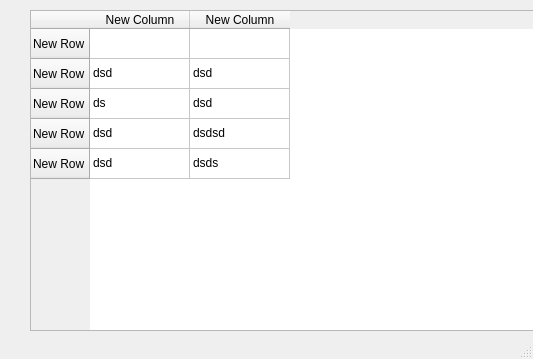
Qt form HoiPhaDaoCK_v2/qt_form.ui (ntd119/ChungKhoanApp) before a commit.
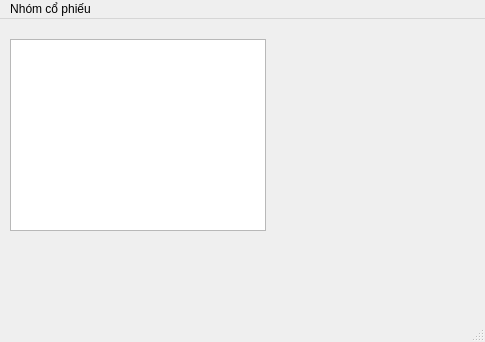
The same form after that commit.

Diff of the .ui file:
```diff
--- a/HoiPhaDaoCK_v2/qt_form.ui
+++ b/HoiPhaDaoCK_v2/qt_form.ui
@@ -6,8 +6,8 @@
    <rect>
     <x>0</x>
     <y>0</y>
-    <width>533</width>
-    <height>359</height>
+    <width>485</width>
+    <height>342</height>
    </rect>
   </property>
   <property name="windowTitle">
@@ -17,87 +17,12 @@
    <widget class="QTableWidget" name="tableWidget">
     <property name="geometry">
      <rect>
-      <x>30</x>
-      <y>10</y>
-      <width>541</width>
-      <height>321</height>
+      <x>10</x>
+      <y>20</y>
+      <width>256</width>
+      <height>192</height>
      </rect>
     </property>
-    <row>
-     <property name="text">
-      <string>New Row</string>
-     </property>
-    </row>
-    <row>
-     <property name="text">
-      <string>New Row</string>
-     </property>
-    </row>
-    <row>
-     <property name="text">
-      <string>New Row</string>
-     </property>
-    </row>
-    <row>
-     <property name="text">
-      <string>New Row</string>
-     </property>
-    </row>
-    <row>
-     <property name="text">
-      <string>New Row</string>
-     </property>
-    </row>
-    <column>
-     <property name="text">
-      <string>New Column</string>
-     </property>
-    </column>
-    <column>
-     <property name="text">
-      <string>New Column</string>
-     </property>
-    </column>
-    <item row="1" column="0">
-     <property name="text">
-      <string>dsd</string>
-     </property>
-    </item>
-    <item row="1" column="1">
-     <property name="text">
-      <string>dsd</string>
-     </property>
-    </item>
-    <item row="2" column="0">
-     <property name="text">
-      <string>ds</string>
-     </property>
-    </item>
-    <item row="2" column="1">
-     <property name="text">
-      <string>dsd</string>
-     </property>
-    </item>
-    <item row="3" column="0">
-     <property name="text">
-      <string>dsd</string>
-     </property>
-    </item>
-    <item row="3" column="1">
-     <property name="text">
-      <string>dsdsd</string>
-     </property>
-    </item>
-    <item row="4" column="0">
-     <property name="text">
-      <string>dsd</string>
-     </property>
-    </item>
-    <item row="4" column="1">
-     <property name="text">
-      <string>dsds</string>
-     </property>
-    </item>
    </widget>
   </widget>
   <widget class="QMenuBar" name="menubar">
@@ -105,10 +30,21 @@
     <rect>
      <x>0</x>
      <y>0</y>
-     <width>533</width>
+     <width>485</width>
      <height>18</height>
     </rect>
    </property>
+   <widget class="QMenu" name="menuNh_m_c_phi_u">
+    <property name="title">
+     <string>Nhóm cổ phiếu</string>
+    </property>
+    <addaction name="menuDaMua"/>
+    <addaction name="menuVn"/>
+    <addaction name="actionNg_n_h_ng_2"/>
+    <addaction name="actionN_ng_l_ng"/>
+    <addaction name="actionS_n_xu_t"/>
+   </widget>
+   <addaction name="menuNh_m_c_phi_u"/>
   </widget>
   <widget class="QStatusBar" name="statusbar"/>
  </widget>
```
Left out of the diff: 40 changed lines with no effect on the pictures.
